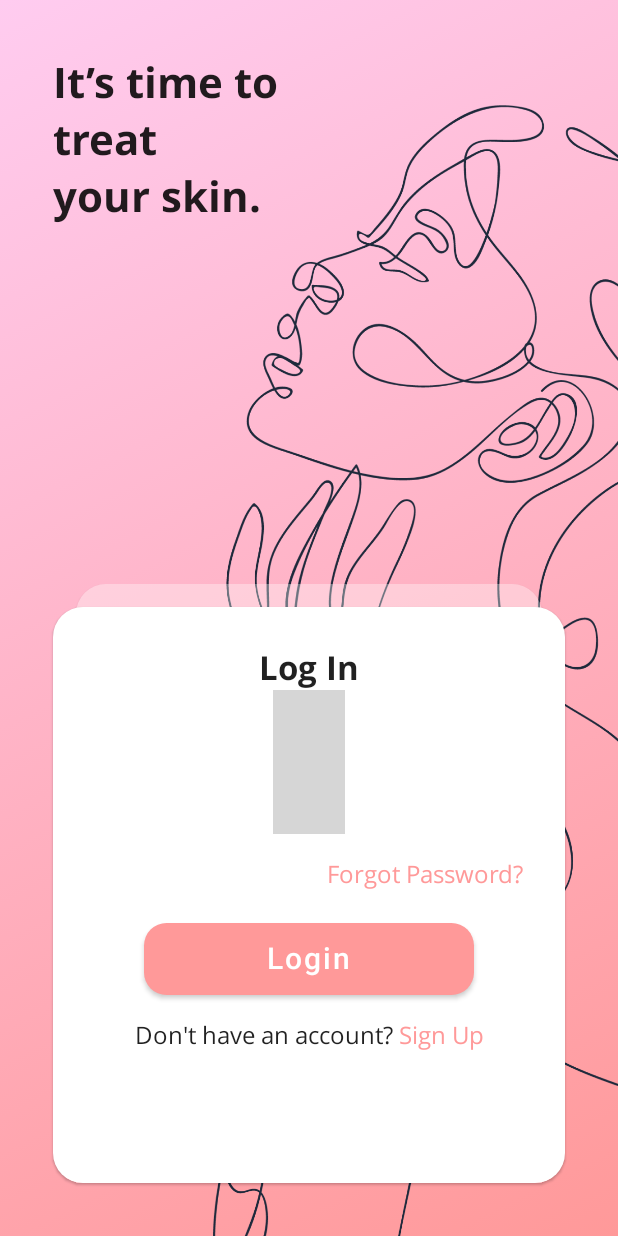
After one commit to Guspascad420/skinfinity, an Android app built with Jetpack Compose: the composable LoginPage shown on its own in the app's theme, on a phone screen of 412 x 824 dp. The commit adds this screen. Run offline under Robolectric (Android 15) with nearby library versions, the phone set to English and light mode, and no system bars; 4 statements that could not run were skipped; grey boxes are pictures that could not be loaded.

Commit message:
Added Login Page route

```diff
--- a/app/src/main/java/com/example/skinfinity/ui/navigation/AppNavGraph.kt
+++ b/app/src/main/java/com/example/skinfinity/ui/navigation/AppNavGraph.kt
@@ -5,6 +5,7 @@ import androidx.navigation.NavHostController
 import androidx.navigation.compose.NavHost
 import androidx.navigation.compose.composable
 import androidx.navigation.compose.rememberNavController
+import com.example.skinfinity.ui.screens.LoginPage
 import com.example.skinfinity.ui.screens.SignUpPage
 import com.example.skinfinity.ui.screens.WelcomePage
 
@@ -24,7 +25,12 @@ fun AppNavHost(
             )
         }
         composable(route = Screen.SignUp.route) {
-            SignUpPage()
+            SignUpPage(
+                navigateToLogin = { navController.navigate(Screen.Login.route) }
+            )
+        }
+        composable(route = Screen.Login.route) {
+            LoginPage()
         }
     }
 }
--- /dev/null
+++ b/app/src/main/java/com/example/skinfinity/ui/screens/LoginPage.kt
@@ -0,0 +1,146 @@
+package com.example.skinfinity.ui.screens
+
+import androidx.compose.foundation.background
+import androidx.compose.foundation.layout.*
+import androidx.compose.foundation.shape.RoundedCornerShape
+import androidx.compose.foundation.text.ClickableText
+import androidx.compose.material.Button
+import androidx.compose.material.ButtonDefaults
+import androidx.compose.material.Card
+import androidx.compose.material.Text
+import androidx.compose.runtime.Composable
+import androidx.compose.ui.Alignment
+import androidx.compose.ui.Modifier
+import androidx.compose.ui.draw.alpha
+import androidx.compose.ui.geometry.Offset
+import androidx.compose.ui.graphics.Brush
+import androidx.compose.ui.graphics.Color
+import androidx.compose.ui.text.AnnotatedString
+import androidx.compose.ui.text.TextStyle
+import androidx.compose.ui.text.font.FontWeight
+import androidx.compose.ui.unit.dp
+import androidx.compose.ui.unit.sp
+import androidx.lifecycle.viewmodel.compose.viewModel
+import com.example.skinfinity.R
+import com.example.skinfinity.ui.AuthViewModel
+import com.example.skinfinity.ui.theme.OpenSans
+
+@Composable
+fun LoginPage(vm: AuthViewModel = viewModel()) {
+    Box(
+        Modifier
+            .fillMaxSize()
+            .background(
+                brush = Brush.linearGradient(
+                    colors = listOf(
+                        Color(0xFFFFCCF0),
+                        Color(0xFFFF9999)
+                    ),
+                    start = Offset.Zero,
+                    end = Offset.Infinite
+                )
+            )
+    ) {
+        BackgroundIcon()
+        Column(Modifier.padding(35.dp)) {
+            Text(
+                "It’s time to\n" +
+                        "treat\n" +
+                        "your skin.",
+                fontFamily = OpenSans,
+                fontWeight = FontWeight.Bold,
+                fontSize = 28.sp
+            )
+            Spacer(Modifier.height(240.dp))
+            Box {
+                Card(
+                    Modifier
+                        .size(width = 600.dp, height = 700.dp)
+                        .alpha(0.35f)
+                        .padding(start = 15.dp, end = 15.dp, bottom = 15.dp),
+                    shape = RoundedCornerShape(20.dp)
+                ) {
+                }
+                LoginInput(viewModel = vm)
+            }
+        }
+    }
+}
+
+@Composable
+fun LoginInput(viewModel: AuthViewModel) {
+    Card(
+        modifier = Modifier
+            .size(width = 600.dp, height = 800.dp)
+            .padding(top = 15.dp),
+        shape = RoundedCornerShape(20.dp)
+    ) {
+        Column(Modifier.padding(top = 25.dp), horizontalAlignment = Alignment.CenterHorizontally) {
+            Row {
+                Text(
+                    "Log In",
+                    fontFamily = OpenSans,
+                    fontWeight = FontWeight.Bold,
+                    fontSize = 22.sp,
+                )
+            }
+
+            AuthField(
+                text = viewModel.email,
+                onValueChange = { value -> viewModel.email = value },
+                id = R.drawable.mdi_light_email,
+                placeholder = "Email"
+            )
+            AuthField(
+                text = viewModel.password,
+                onValueChange = { value -> viewModel.password = value },
+                id = R.drawable.carbon_password,
+                placeholder = "Password"
+            )
+
+            Row(
+                Modifier.padding(top = 15.dp).fillMaxWidth(),
+                horizontalArrangement = Arrangement.End
+            ) {
+                ClickableText(
+                    AnnotatedString("Forgot Password?"),
+                    style = TextStyle(
+                        fontSize = 16.sp,
+                        color = Color(0xFFFF9999),
+                        fontFamily = OpenSans
+                    ),
+                    modifier = Modifier.padding(end = 27.dp),
+                    onClick = { }
+                )
+            }
+
+            Button(
+                onClick = { },
+                colors = ButtonDefaults.buttonColors(
+                    backgroundColor = Color(0xFFFF9999),
+                    contentColor = Color.White
+                ),
+                shape = RoundedCornerShape(15.dp),
+                modifier = Modifier
+                    .size(width = 220.dp, height = 70.dp)
+                    .padding(top = 22.dp)
+            ) {
+                Text("Login", fontSize = 20.sp)
+            }
+
+            Row(Modifier.padding(top = 15.dp)) {
+                Text("Don't have an account? ", fontSize = 16.sp, fontFamily = OpenSans)
+                ClickableText(
+                    text = AnnotatedString("Sign Up"),
+                    style = TextStyle(
+                        fontSize = 16.sp,
+                        color = Color(0xFFFF9999),
+                        fontFamily = OpenSans
+                    ),
+                    onClick = { }
+                )
+            }
+
+        }
+    }
+}
```
